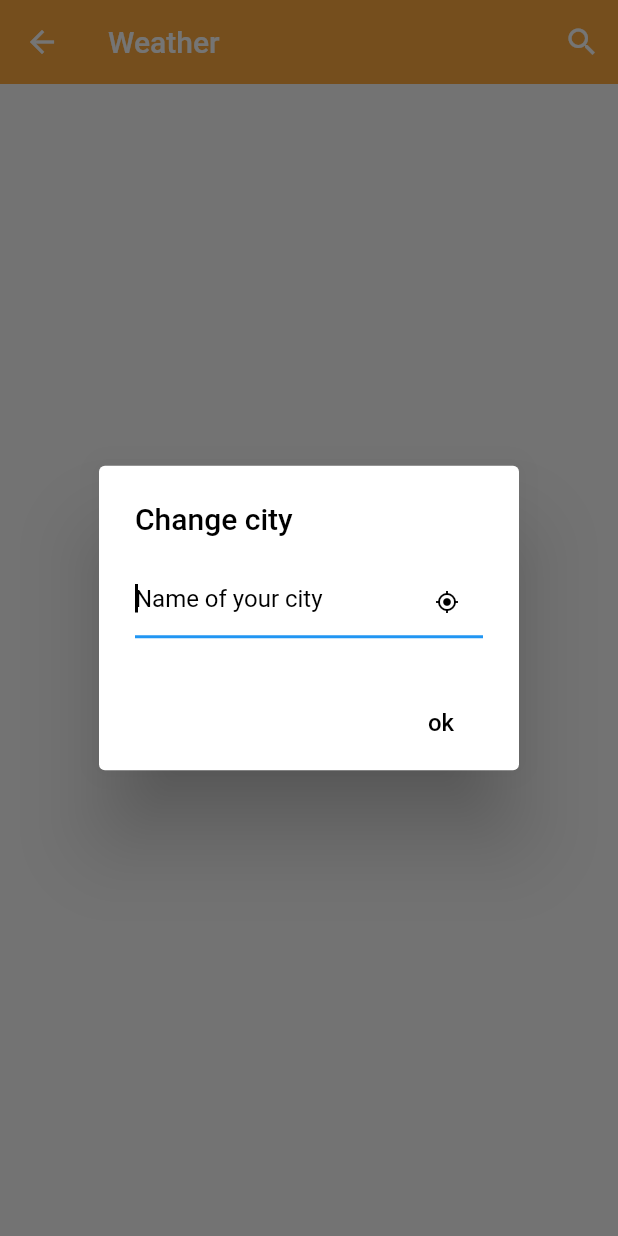
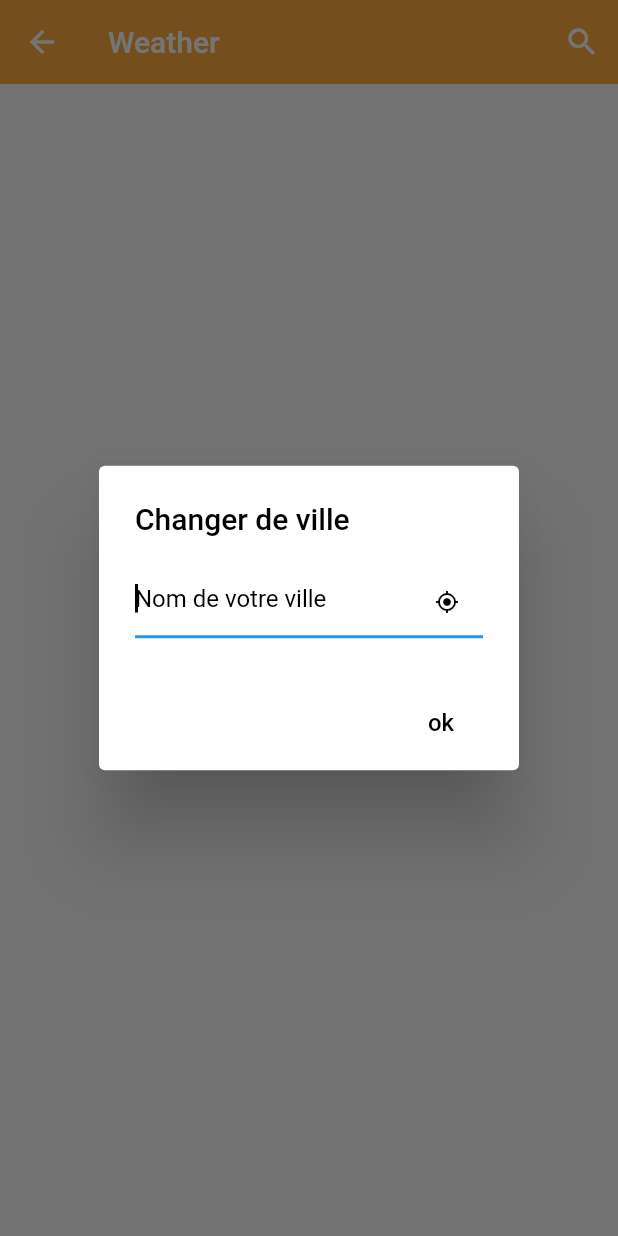
Before and after one commit to ahmedahdarf/SignInSignUpAppFlutter, a Flutter app: the WeatherScreen screen opened by its route, after a tap on the "search" icon, on a phone screen of 412 x 824 dp. Run offline on Flutter 3.47's test engine with Material 2 defaults, Android fonts, the phone set to English and light mode, and no system bars; our stand-ins replace auto_size_text, badges, bloc, cloud_firestore, equatable, firebase_auth and 13 more; missing offline and left inert: firebase_ml_vision, flutter_auth_buttons, flutter_polyline_points, password; accounts and stored records are empty; network calls fail.

Commit message:
traduction du l'interface weather et Home en Français

```diff
--- a/lib/api/weather_api_client.dart
+++ b/lib/api/weather_api_client.dart
@@ -20,22 +20,22 @@ class WeatherApiClient {
   Future<String> getCityNameFromLocation(
       {double latitude, double longitude}) async {
     final url =
-        '$baseUrl/data/2.5/weather?lat=$latitude&lon=$longitude&appid=$apiKey';
+        '$baseUrl/data/2.5/weather?lat=$latitude&lon=$longitude&appid=$apiKey&lang=fr';
     print('fetching $url');
     final res = await this.httpClient.get(url);
     if (res.statusCode != 200) {
-      throw HTTPException(res.statusCode, "unable to fetch weather data");
+      throw HTTPException(res.statusCode, "impossible de récupérer les données météorologiques");
     }
     final weatherJson = json.decode(res.body);
     return weatherJson['name'];
   }
 
   Future<Weather> getWeatherData(String cityName) async {
-    final url = '$baseUrl/data/2.5/weather?q=$cityName&appid=$apiKey';
+    final url = '$baseUrl/data/2.5/weather?q=$cityName&appid=$apiKey&lang=fr';
     print('fetching $url');
     final res = await this.httpClient.get(url);
     if (res.statusCode != 200) {
-      throw HTTPException(res.statusCode, "unable to fetch weather data");
+      throw HTTPException(res.statusCode, "impossible de récupérer les données météorologiques");
     }
     final weatherJson = json.decode(res.body);
     return Weather.fromJson(weatherJson);
--- a/lib/weather_screen.dart
+++ b/lib/weather_screen.dart
@@ -120,11 +120,11 @@ class _WeatherScreenState extends State<WeatherScreen>
                     );
                   } else if (weatherState is WeatherError ||
                       weatherState is WeatherEmpty) {
-                    String errorText = 'There was an error fetching weather data';
+                    String errorText = 'Une erreur s est produite lors de la récupération des données météorologiques';
                     if (weatherState is WeatherError) {
                       if (weatherState.errorCode == 404) {
                         errorText =
-                            'We have trouble fetching weather for $_cityName';
+                            'Nous avons du mal à récupérer la météo pour $_cityName';
                       }
                     }
                     return Column(
@@ -144,7 +144,7 @@ class _WeatherScreenState extends State<WeatherScreen>
                         ),
                         FlatButton(
                           child: Text(
-                            "Try Again",
+                            "Réessayer",
                             style: TextStyle(),
                           ),
                           onPressed: _fetchWeatherWithCity,
@@ -176,7 +176,7 @@ class _WeatherScreenState extends State<WeatherScreen>
         builder: (BuildContext context) {
           return AlertDialog(
             backgroundColor: Colors.white,
-            title: Text('Change city', style: TextStyle(color: Colors.black)),
+            title: Text('Changer de ville', style: TextStyle(color: Colors.black)),
             actions: [
               FlatButton(
                 child: Text(
@@ -195,7 +195,7 @@ class _WeatherScreenState extends State<WeatherScreen>
                 _cityName = text;
               },
               decoration: InputDecoration(
-                  hintText: 'Name of your city',
+                  hintText: 'Nom de votre ville',
                   hintStyle: TextStyle(color: Colors.black),
                   suffixIcon: GestureDetector(
                     onTap: () {
@@ -225,7 +225,7 @@ class _WeatherScreenState extends State<WeatherScreen>
     switch (permissionResult[PermissionGroup.locationWhenInUse]) {
       case PermissionStatus.denied:
       case PermissionStatus.unknown:
-        print('location permission denied');
+        print('autorisation de localisation refusée');
         _showLocationDeniedDialog(permissionHandler);
         throw Error();
     }
@@ -243,12 +243,12 @@ class _WeatherScreenState extends State<WeatherScreen>
         builder: (BuildContext context) {
           return AlertDialog(
             backgroundColor: Colors.white,
-            title: Text('Location is disabled :(',
+            title: Text('La localisation est désactivée :(',
                 style: TextStyle(color: Colors.black)),
             actions: <Widget>[
               FlatButton(
                 child: Text(
-                  'Enable!',
+                  'Activer!',
                   style: TextStyle(color: Colors.green, fontSize: 16),
                 ),
                 onPressed: () {
```
Also changed, not shown: lib/views/home_widget.dart (+22 -19 lines), lib/widgets/weather_widget.dart (+4 -4 lines).
